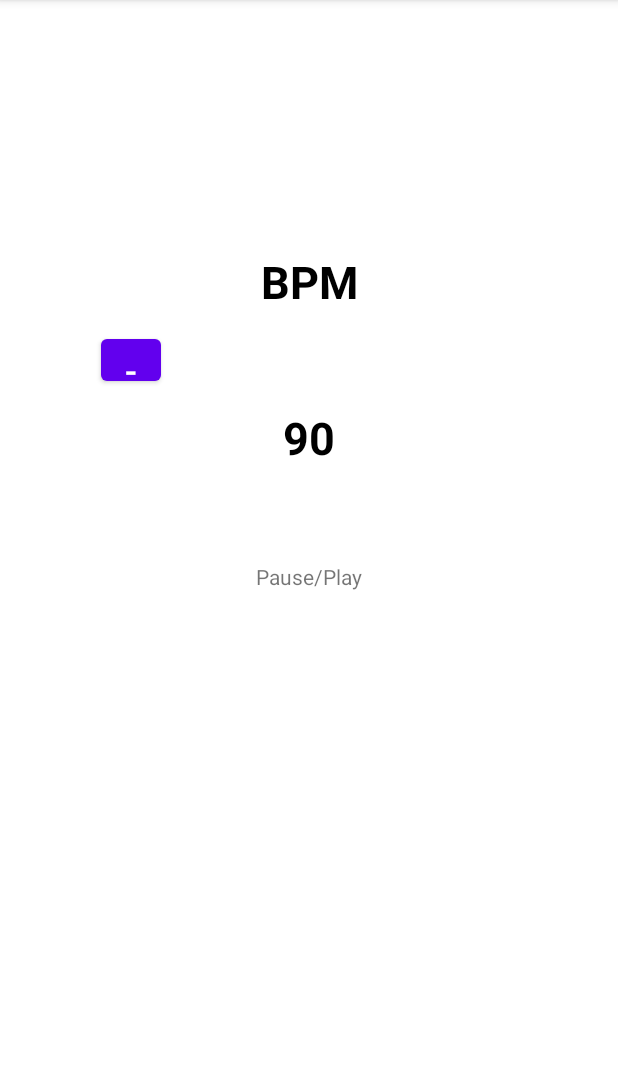
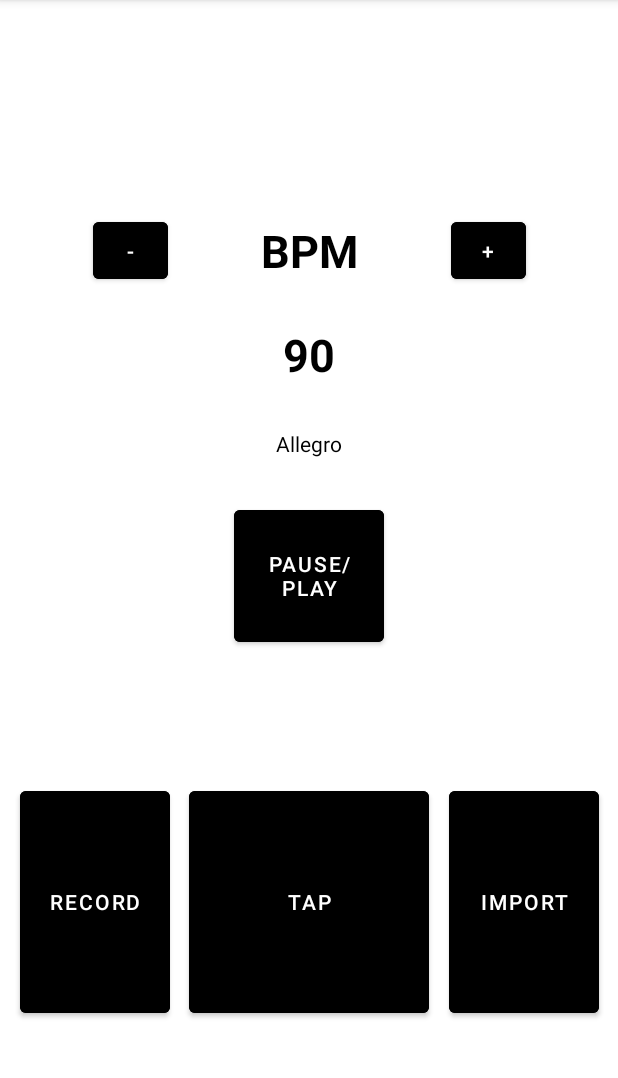
Before and after one commit to Gotfryd/Metronom, an Android app: the screen it shows after launch (MainActivity), on a phone screen of 412 x 824 dp, the part 84-1162 px from its top. Run offline under Robolectric (Android 15) with nearby library versions, the phone set to English and light mode, and no system bars.

Commit message:
GUI demo

```diff
--- a/app/src/main/res/layout/activity_main.xml
+++ b/app/src/main/res/layout/activity_main.xml
@@ -6,15 +6,6 @@
     android:layout_height="match_parent"
     tools:context=".MainActivity">
 
-    <TextView
-        android:id="@+id/pausePlay"
-        android:layout_width="wrap_content"
-        android:layout_height="wrap_content"
-        android:text="Pause/Play"
-        app:layout_constraintBottom_toBottomOf="parent"
-        app:layout_constraintLeft_toLeftOf="parent"
-        app:layout_constraintRight_toRightOf="parent"
-        app:layout_constraintTop_toTopOf="parent" />
 
     <TextView
         android:id="@+id/bpmString"
@@ -24,7 +15,7 @@
         android:textSize="30sp"
         android:textStyle="bold"
         android:textColor="@color/black"
-        app:layout_constraintBottom_toTopOf="@+id/pausePlay"
+        app:layout_constraintBottom_toTopOf="@+id/pausePlayButton"
         app:layout_constraintLeft_toLeftOf="parent"
         app:layout_constraintRight_toRightOf="parent"
         app:layout_constraintTop_toTopOf="parent" />
@@ -37,21 +28,89 @@
         android:textSize="30sp"
         android:textStyle="bold"
         android:textColor="@color/black"
-        app:layout_constraintBottom_toTopOf="@+id/pausePlay"
+        app:layout_constraintBottom_toTopOf="@+id/tempoMarking"
         app:layout_constraintLeft_toLeftOf="parent"
         app:layout_constraintRight_toRightOf="parent"
         app:layout_constraintTop_toBottomOf="@id/bpmString" />
 
+    <TextView
+        android:id="@+id/tempoMarking"
+        android:layout_width="wrap_content"
+        android:layout_height="wrap_content"
+        android:text="Allegro"
+        android:textColor="@color/black"
+        app:layout_constraintBottom_toTopOf="@+id/pausePlayButton"
+        app:layout_constraintLeft_toLeftOf="parent"
+        app:layout_constraintRight_toRightOf="parent"
+        app:layout_constraintTop_toBottomOf="@id/bpmInteger" />
+
+    <Button
+        android:id="@+id/pausePlayButton"
+        android:layout_width="100dp"
+        android:layout_height="100dp"
+        android:text="Pause/Play"
+        android:backgroundTint="@color/black"
+        app:layout_constraintBottom_toBottomOf="parent"
+        app:layout_constraintLeft_toLeftOf="parent"
+        app:layout_constraintRight_toRightOf="parent"
+        app:layout_constraintTop_toTopOf="parent" />
+
     <Button
         android:id="@+id/minusButton"
-        android:layout_width="40dp"
-        android:layout_height="40dp"
+        android:layout_width="50dp"
+        android:layout_height="50dp"
         android:text="-"
-        android:textSize="24sp"
-        app:layout_constraintBottom_toTopOf="@id/bpmInteger"
+        android:backgroundTint="@color/black"
+        app:layout_constraintBottom_toTopOf="@+id/pausePlayButton"
         app:layout_constraintLeft_toLeftOf="parent"
         app:layout_constraintRight_toLeftOf="@id/bpmString"
-        app:layout_constraintTop_toBottomOf="@id/bpmString" />
+        app:layout_constraintTop_toTopOf="parent" />
+
+    <Button
+        android:id="@+id/plusButton"
+        android:layout_width="50dp"
+        android:layout_height="50dp"
+        android:text="+"
+        android:backgroundTint="@color/black"
+        app:layout_constraintBottom_toTopOf="@+id/pausePlayButton"
+        app:layout_constraintLeft_toRightOf="@id/bpmString"
+        app:layout_constraintRight_toRightOf="parent"
+        app:layout_constraintTop_toTopOf="parent" />
+
+    <Button
+        android:id="@+id/tapButton"
+        android:layout_width="160dp"
+        android:layout_height="160dp"
+        android:text="TAP"
+        android:backgroundTint="@color/black"
+        app:layout_constraintBottom_toBottomOf="parent"
+        app:layout_constraintLeft_toLeftOf="parent"
+        app:layout_constraintRight_toRightOf="parent"
+        app:layout_constraintTop_toBottomOf="@id/pausePlayButton" />
+
+    <Button
+        android:id="@+id/recordButton"
+        android:layout_width="100dp"
+        android:layout_height="160dp"
+        android:text="RECORD"
+        android:backgroundTint="@color/black"
+        app:layout_constraintBottom_toBottomOf="parent"
+        app:layout_constraintLeft_toLeftOf="parent"
+        app:layout_constraintRight_toLeftOf="@id/tapButton"
+        app:layout_constraintTop_toBottomOf="@id/pausePlayButton" />
+
+    <Button
+        android:id="@+id/importButton"
+        android:layout_width="100dp"
+        android:layout_height="160dp"
+        android:text="IMPORT"
+        android:backgroundTint="@color/black"
+        app:layout_constraintBottom_toBottomOf="parent"
+        app:layout_constraintLeft_toRightOf="@id/tapButton"
+        app:layout_constraintRight_toRightOf="parent"
+        app:layout_constraintTop_toBottomOf="@id/pausePlayButton" />
+
+
 
 
 
```
